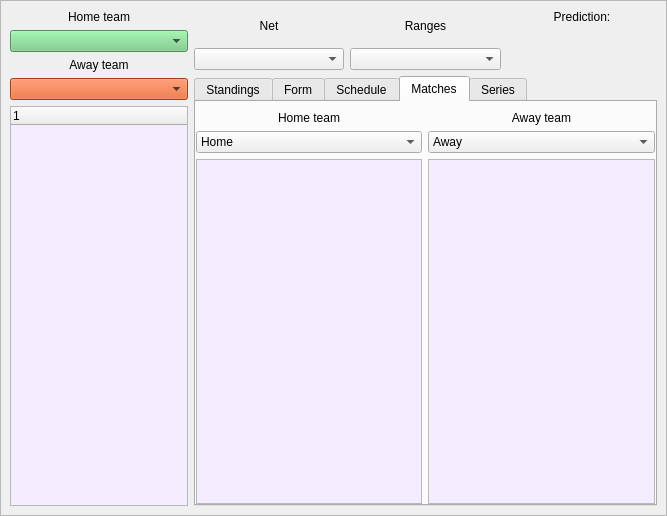
This is data/ui/statistics.ui in jacek-markowski/BetBoy as Qt 5 draws it before an edit. The edited form follows.
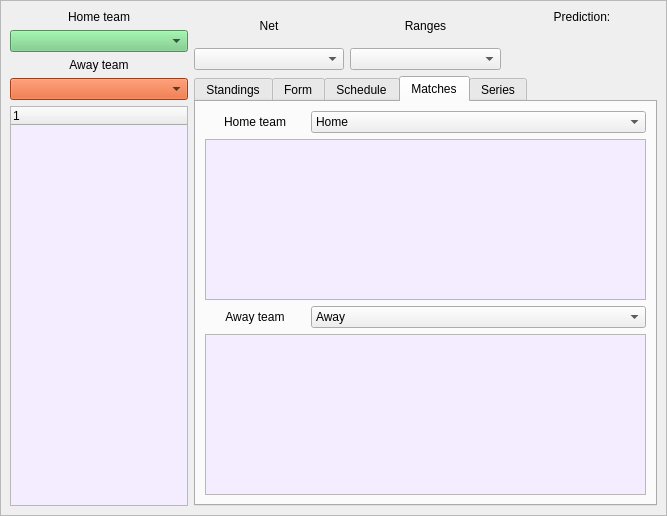
This is the edited form. The open tabs and pages were chosen to show the change.

What changed in the file:
```diff
--- a/data/ui/statistics.ui
+++ b/data/ui/statistics.ui
@@ -599,20 +599,19 @@
             <attribute name="title">
              <string>Matches</string>
             </attribute>
-            <layout class="QHBoxLayout" name="horizontalLayout_2">
-             <property name="leftMargin">
-              <number>0</number>
-             </property>
-             <property name="rightMargin">
-              <number>0</number>
-             </property>
-             <property name="bottomMargin">
-              <number>0</number>
-             </property>
+            <layout class="QVBoxLayout" name="verticalLayout_13">
              <item>
-              <layout class="QVBoxLayout" name="verticalLayout_6">
+              <layout class="QVBoxLayout" name="verticalLayout_7">
+               <item>
+                <layout class="QHBoxLayout" name="horizontalLayout_7">
                <item>
                 <widget class="QLabel" name="label_home">
+                   <property name="maximumSize">
+                    <size>
+                     <width>100</width>
+                     <height>16777215</height>
+                    </size>
+                   </property>
                  <property name="text">
                   <string>Home team</string>
                  </property>
@@ -643,6 +642,8 @@
                  </item>
                 </widget>
                </item>
+                </layout>
+               </item>
                <item>
                 <widget class="QTableWidget" name="main_table_home">
                  <property name="palette">
@@ -723,9 +724,17 @@
               </layout>
              </item>
              <item>
-              <layout class="QVBoxLayout" name="verticalLayout_7">
+              <layout class="QVBoxLayout" name="verticalLayout_6">
+               <item>
+                <layout class="QHBoxLayout" name="horizontalLayout_2">
                <item>
                 <widget class="QLabel" name="label_away">
+                   <property name="maximumSize">
+                    <size>
+                     <width>100</width>
+                     <height>16777215</height>
+                    </size>
+                   </property>
                  <property name="text">
                   <string>Away team</string>
                  </property>
@@ -755,6 +764,8 @@
                   </property>
                  </item>
                 </widget>
+                 </item>
+                </layout>
                </item>
                <item>
                 <widget class="QTableWidget" name="main_table_away">
```
Left out of the diff: 4 changed lines with no effect on the pictures. Lines whose indentation alone changed are shown as unchanged.
